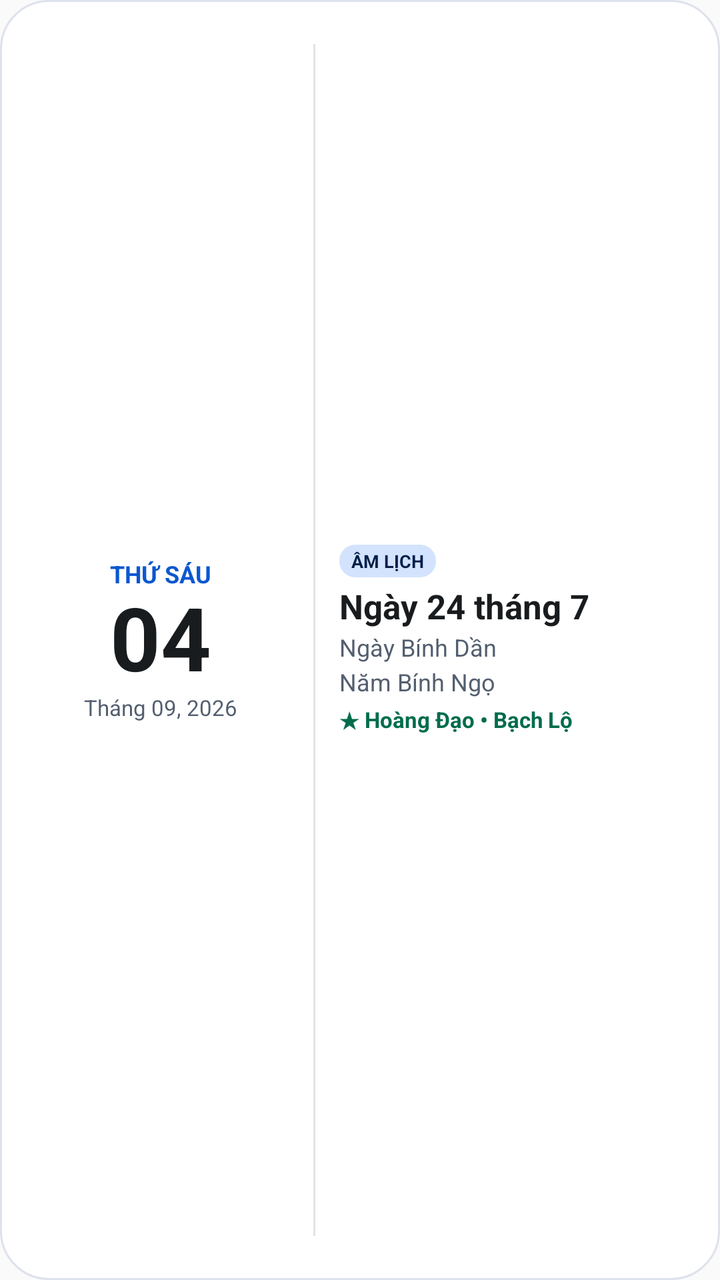
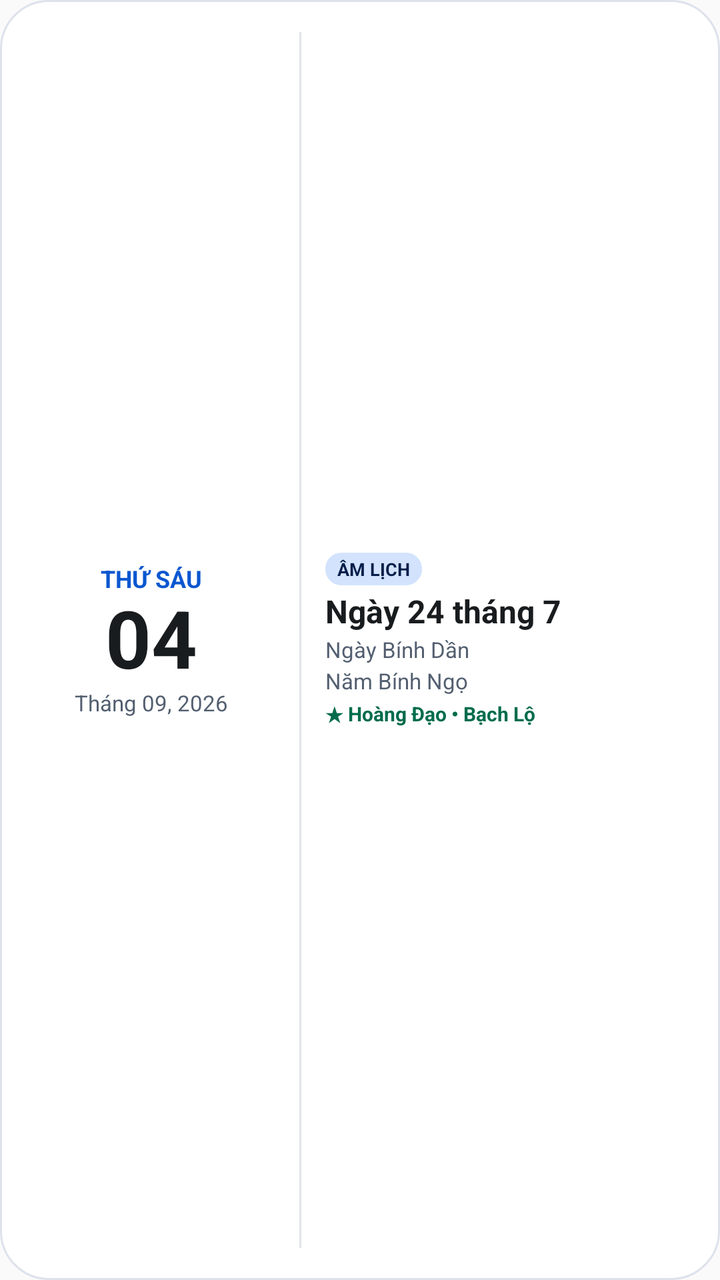

The first picture is an Android layout as it rendered before a commit; the second is the same layout after the commit. The layout source and the unified diff follow.
<!-- AndroidManifest.xml: application theme Theme.LichAmViet -->
<!-- res/layout/widget_lich_am.xml -->
<?xml version="1.0" encoding="utf-8"?>
<LinearLayout xmlns:android="http://schemas.android.com/apk/res/android"
    android:id="@+id/widget_root"
    android:layout_width="match_parent"
    android:layout_height="match_parent"
    android:background="@drawable/widget_bg"
    android:clickable="true"
    android:focusable="true"
    android:gravity="center_vertical"
    android:orientation="horizontal"
    android:padding="16dp">

    
    <LinearLayout
        android:layout_width="0dp"
        android:layout_height="wrap_content"
        android:layout_weight="1"
        android:gravity="center"
        android:orientation="vertical">

        <TextView
            android:id="@+id/tv_widget_day_of_week"
            android:layout_width="wrap_content"
            android:layout_height="wrap_content"
            android:text="THỨ SÁU"
            android:textColor="@color/widget_primary"
            android:textSize="12sp"
            android:textStyle="bold" />

        <TextView
            android:id="@+id/tv_widget_solar_day"
            android:layout_width="wrap_content"
            android:layout_height="wrap_content"
            android:includeFontPadding="false"
            android:text="04"
            android:textColor="@color/widget_on_surface"
            android:textSize="44sp"
            android:textStyle="bold" />

        <TextView
            android:id="@+id/tv_widget_solar_month_year"
            android:layout_width="wrap_content"
            android:layout_height="wrap_content"
            android:text="Tháng 09, 2026"
            android:textColor="@color/widget_on_surface_variant"
            android:textSize="11sp" />

    </LinearLayout>

    
    <View
        android:layout_width="1dp"
        android:layout_height="match_parent"
        android:layout_marginHorizontal="12dp"
        android:layout_marginVertical="6dp"
        android:background="@color/widget_divider" />

    
    <LinearLayout
        android:layout_width="0dp"
        android:layout_height="wrap_content"
        android:layout_weight="1.35"
        android:gravity="center_vertical"
        android:orientation="vertical">

        <TextView
            android:layout_width="wrap_content"
            android:layout_height="wrap_content"
            android:background="@drawable/widget_badge_bg"
            android:paddingHorizontal="6dp"
            android:paddingVertical="2dp"
            android:text="ÂM LỊCH"
            android:textColor="@color/widget_badge_text"
            android:textSize="9sp"
            android:textStyle="bold" />

        <TextView
            android:id="@+id/tv_widget_lunar_day_month"
            android:layout_width="wrap_content"
            android:layout_height="wrap_content"
            android:layout_marginTop="3dp"
            android:text="Ngày 24 tháng 7"
            android:textColor="@color/widget_on_surface"
            android:textSize="17sp"
            android:textStyle="bold" />

        <TextView
            android:id="@+id/tv_widget_can_chi_day"
            android:layout_width="wrap_content"
            android:layout_height="wrap_content"
            android:layout_marginTop="1dp"
            android:text="Ngày Bính Dần"
            android:textColor="@color/widget_on_surface_variant"
            android:textSize="12sp" />

        <TextView
            android:id="@+id/tv_widget_can_chi_year"
            android:layout_width="wrap_content"
            android:layout_height="wrap_content"
            android:layout_marginTop="1dp"
            android:text="Năm Bính Ngọ"
            android:textColor="@color/widget_on_surface_variant"
            android:textSize="12sp" />

        <TextView
            android:id="@+id/tv_widget_rating_term"
            android:layout_width="wrap_content"
            android:layout_height="wrap_content"
            android:layout_marginTop="3dp"
            android:text="★ Hoàng Đạo • Bạch Lộ"
            android:textColor="@color/widget_auspicious"
            android:textSize="11sp"
            android:textStyle="bold" />

    </LinearLayout>

</LinearLayout>
<!-- resources referenced by this layout -->
<resources>
  <color name="widget_auspicious">#006C4C</color>
  <color name="widget_badge_text">#041E49</color>
  <color name="widget_divider">#E1E3E8</color>
  <color name="widget_on_surface">#191C1E</color>
  <color name="widget_on_surface_variant">#535F70</color>
  <color name="widget_primary">#0B57D0</color>
  <!-- drawable widget_badge_bg (drawable) -->
  <?xml version="1.0" encoding="utf-8"?>
  <shape xmlns:android="http://schemas.android.com/apk/res/android"
      android:shape="rectangle">
      <corners android:radius="8dp" />
      <solid android:color="@color/widget_badge_bg" />
  </shape>
  <!-- drawable widget_bg (drawable) -->
  <?xml version="1.0" encoding="utf-8"?>
  <shape xmlns:android="http://schemas.android.com/apk/res/android"
      android:shape="rectangle">
      <corners android:radius="24dp" />
      <solid android:color="@color/widget_card_bg" />
      <stroke
          android:width="1dp"
          android:color="@color/widget_card_stroke" />
  </shape>
  <style name="Theme.LichAmViet" parent="android:Theme.Material.Light.NoActionBar" />
  <color name="widget_badge_bg">#D3E3FD</color>
  <color name="widget_card_bg">#FFFFFF</color>
  <color name="widget_card_stroke">#DDE2EC</color>
</resources>

<!-- the commit's change to res/layout/widget_lich_am.xml (unified diff, before → after) -->
@@ -4,11 +4,9 @@
     android:layout_width="match_parent"
     android:layout_height="match_parent"
     android:background="@drawable/widget_bg"
-    android:clickable="true"
-    android:focusable="true"
     android:gravity="center_vertical"
     android:orientation="horizontal"
-    android:padding="16dp">
+    android:padding="12dp">
 
     
     <LinearLayout
@@ -25,7 +23,9 @@
             android:text="THỨ SÁU"
             android:textColor="@color/widget_primary"
             android:textSize="12sp"
-            android:textStyle="bold" />
+            android:textStyle="bold"
+            android:maxLines="1"
+            android:ellipsize="end" />
 
         <TextView
             android:id="@+id/tv_widget_solar_day"
@@ -34,8 +34,9 @@
             android:includeFontPadding="false"
             android:text="04"
             android:textColor="@color/widget_on_surface"
-            android:textSize="44sp"
-            android:textStyle="bold" />
+            android:textSize="40sp"
+            android:textStyle="bold"
+            android:maxLines="1" />
 
         <TextView
             android:id="@+id/tv_widget_solar_month_year"
@@ -43,23 +44,29 @@
             android:layout_height="wrap_content"
             android:text="Tháng 09, 2026"
             android:textColor="@color/widget_on_surface_variant"
-            android:textSize="11sp" />
+            android:textSize="11sp"
+            android:maxLines="1"
+            android:ellipsize="end" />
 
     </LinearLayout>
 
     
-    <View
+    <ImageView
+        android:id="@+id/widget_divider_view"
         android:layout_width="1dp"
         android:layout_height="match_parent"
-        android:layout_marginHorizontal="12dp"
-        android:layout_marginVertical="6dp"
-        android:background="@color/widget_divider" />
+        android:layout_marginStart="10dp"
+        android:layout_marginEnd="12dp"
+        android:layout_marginTop="4dp"
+        android:layout_marginBottom="4dp"
+        android:background="@color/widget_divider"
+        android:contentDescription="@null" />
 
     
     <LinearLayout
         android:layout_width="0dp"
         android:layout_height="wrap_content"
-        android:layout_weight="1.35"
+        android:layout_weight="1.45"
         android:gravity="center_vertical"
         android:orientation="vertical">
 
@@ -67,22 +74,27 @@
             android:layout_width="wrap_content"
             android:layout_height="wrap_content"
             android:background="@drawable/widget_badge_bg"
-            android:paddingHorizontal="6dp"
-            android:paddingVertical="2dp"
+            android:paddingStart="6dp"
+            android:paddingEnd="6dp"
+            android:paddingTop="2dp"
+            android:paddingBottom="2dp"
             android:text="ÂM LỊCH"
             android:textColor="@color/widget_badge_text"
             android:textSize="9sp"
-            android:textStyle="bold" />
+            android:textStyle="bold"
+            android:maxLines="1" />
 
         <TextView
             android:id="@+id/tv_widget_lunar_day_month"
             android:layout_width="wrap_content"
             android:layout_height="wrap_content"
-            android:layout_marginTop="3dp"
+            android:layout_marginTop="2dp"
             android:text="Ngày 24 tháng 7"
             android:textColor="@color/widget_on_surface"
-            android:textSize="17sp"
-            android:textStyle="bold" />
+            android:textSize="16sp"
+            android:textStyle="bold"
+            android:maxLines="1"
+            android:ellipsize="end" />
 
         <TextView
             android:id="@+id/tv_widget_can_chi_day"
@@ -91,7 +103,9 @@
             android:layout_marginTop="1dp"
             android:text="Ngày Bính Dần"
             android:textColor="@color/widget_on_surface_variant"
-            android:textSize="12sp" />
+            android:textSize="11sp"
+            android:maxLines="1"
+            android:ellipsize="end" />
 
         <TextView
             android:id="@+id/tv_widget_can_chi_year"
@@ -100,17 +114,21 @@
             android:layout_marginTop="1dp"
             android:text="Năm Bính Ngọ"
             android:textColor="@color/widget_on_surface_variant"
-            android:textSize="12sp" />
+            android:textSize="11sp"
+            android:maxLines="1"
+            android:ellipsize="end" />
 
         <TextView
             android:id="@+id/tv_widget_rating_term"
             android:layout_width="wrap_content"
             android:layout_height="wrap_content"
-            android:layout_marginTop="3dp"
+            android:layout_marginTop="2dp"
             android:text="★ Hoàng Đạo • Bạch Lộ"
             android:textColor="@color/widget_auspicious"
-            android:textSize="11sp"
-            android:textStyle="bold" />
+            android:textSize="10sp"
+            android:textStyle="bold"
+            android:maxLines="1"
+            android:ellipsize="end" />
 
     </LinearLayout>
 
